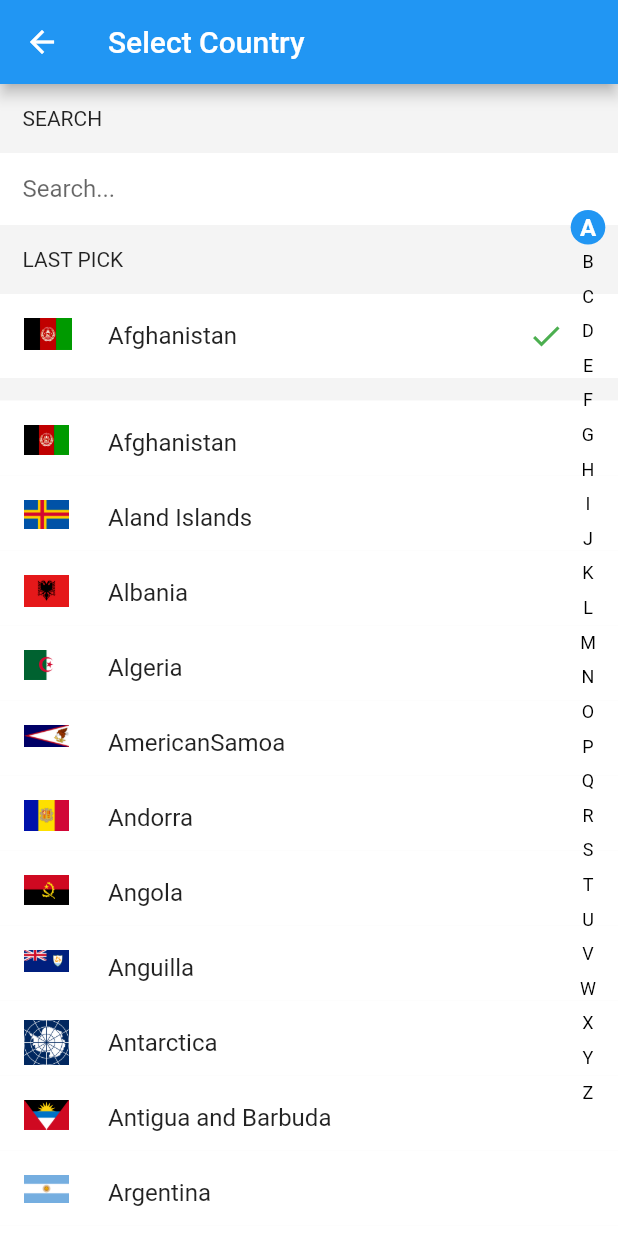
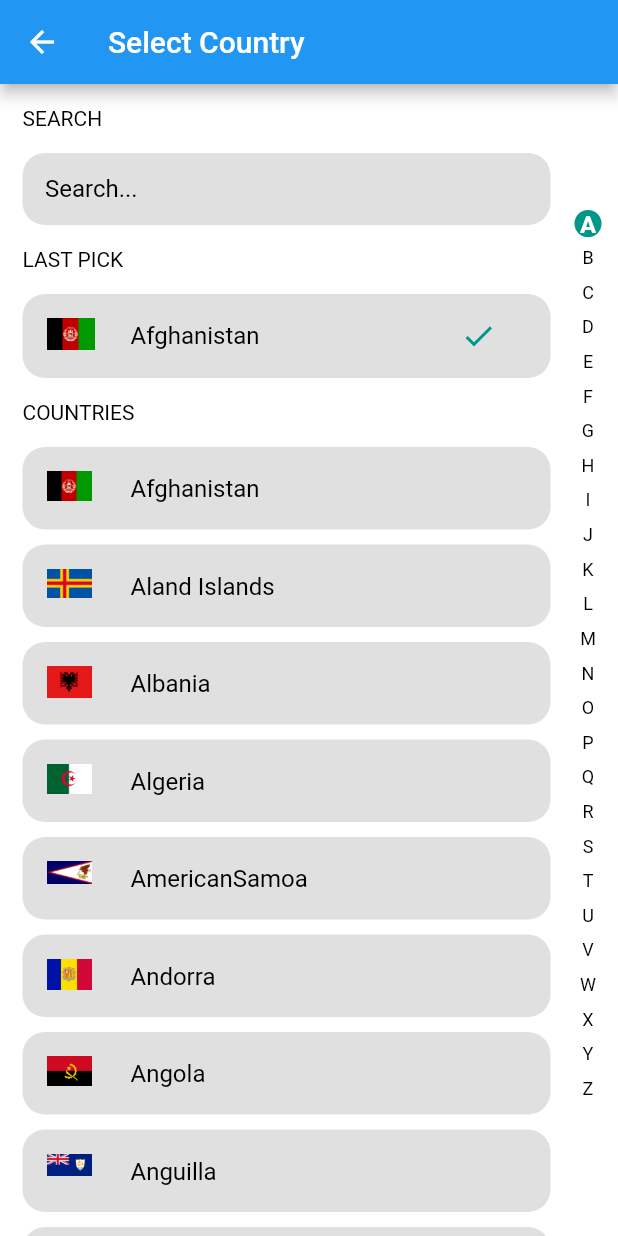
Before and after one commit to hifiaz/country-list-pick, a Flutter app: the CountryListPick widget shown alone on an empty page, opened directly, after a tap on "+93", on a phone screen of 412 x 824 dp. Run offline on Flutter 3.47's test engine with Material 2 defaults, Android fonts, the phone set to English and light mode, and no system bars.

Commit message:
Small UI update
Basic UI update
Added Dark Mode
Fixed Nepal search issue

```diff
--- a/example/lib/main.dart
+++ b/example/lib/main.dart
@@ -27,7 +27,7 @@ class _MyAppState extends State<MyApp> {
         body: Center(
           child: CountryListPick(
             appBar: AppBar(
-              backgroundColor: Colors.amber,
+              backgroundColor: Color(0xff009788),
               title: Text('Pick your country'),
             ),
             // if you need custome picker use this
@@ -51,6 +51,7 @@ class _MyAppState extends State<MyApp> {
               showEnglishName: false,
             ),
             initialSelection: '+62',
+            useDarkMode: true,
             // or
             // initialSelection: 'US'
             onChanged: (CountryCode code) {
--- a/lib/country_list_pick.dart
+++ b/lib/country_list_pick.dart
@@ -20,7 +20,8 @@ class CountryListPick extends StatefulWidget {
       this.countryBuilder,
       this.theme,
       this.useUiOverlay = true,
-      this.useSafeArea = false});
+      this.useSafeArea = false,
+      this.useDarkMode = false});
   final String? initialSelection;
   final ValueChanged<CountryCode?>? onChanged;
   final PreferredSizeWidget? appBar;
@@ -31,6 +32,7 @@ class CountryListPick extends StatefulWidget {
       countryBuilder;
   final bool useUiOverlay;
   final bool useSafeArea;
+  final bool useDarkMode;
 
   @override
   _CountryListPickState createState() {
@@ -86,6 +88,7 @@ class _CountryListPickState extends State<CountryListPick> {
             countryBuilder: widget.countryBuilder,
             useUiOverlay: widget.useUiOverlay,
             useSafeArea: widget.useSafeArea,
+            useDarkMode: widget.useDarkMode,
           ),
         ));
 
--- a/lib/selection_list.dart
+++ b/lib/selection_list.dart
@@ -7,14 +7,17 @@ import 'package:flutter/services.dart';
 import 'country_list_pick.dart';
 
 class SelectionList extends StatefulWidget {
-  SelectionList(this.elements, this.initialSelection,
-      {Key? key,
+  SelectionList(
+    this.elements,
+    this.initialSelection, {
+    Key? key,
     this.appBar,
     this.theme,
     this.countryBuilder,
     this.useUiOverlay = true,
-      this.useSafeArea = false})
-      : super(key: key);
+    this.useSafeArea = false,
+    this.useDarkMode = false,
+  }) : super(key: key);
 
   final PreferredSizeWidget? appBar;
   final List elements;
@@ -23,6 +26,7 @@ class SelectionList extends StatefulWidget {
   final Widget Function(BuildContext context, CountryCode)? countryBuilder;
   final bool useUiOverlay;
   final bool useSafeArea;
+  final bool useDarkMode;
 
   @override
   _SelectionListState createState() => _SelectionListState();
@@ -44,7 +48,6 @@ class _SelectionListState extends State<SelectionList> {
   double _offsetContainer = 0.0;
 
   bool isShow = true;
-
   @override
   void initState() {
     countries = widget.elements;
@@ -77,7 +80,7 @@ class _SelectionListState extends State<SelectionList> {
     Widget scaffold = Scaffold(
       appBar: widget.appBar,
       body: Container(
-        color: Color(0xfff4f4f4),
+        color: widget.useDarkMode ? Color(0xff1e1d2b) : Colors.white,
         child: LayoutBuilder(builder: (context, contrainsts) {
           diff = height - contrainsts.biggest.height;
           _heightscroller = (contrainsts.biggest.height) / _alphabet.length;
@@ -94,11 +97,28 @@ class _SelectionListState extends State<SelectionList> {
                       children: [
                         Padding(
                           padding: const EdgeInsets.all(15.0),
-                          child: Text(widget.theme?.searchText ?? 'SEARCH'),
+                          child: Text(
+                            widget.theme?.searchText ?? 'SEARCH',
+                            style: TextStyle(
+                                color: widget.useDarkMode
+                                    ? Colors.white70
+                                    : Colors.black),
                           ),
-                        Container(
-                          color: Colors.white,
+                        ),
+                        Padding(
+                          padding:
+                              const EdgeInsets.only(left: 15.0, right: 45.0),
+                          child: Container(
+                            decoration: BoxDecoration(
+                              color: widget.useDarkMode
+                                  ? Color(0xff2f3042)
+                                  : Colors.grey.shade300,
+                              borderRadius: BorderRadius.circular(15.0),
+                            ),
                             child: TextField(
+                              style: TextStyle(
+                                color: widget.useDarkMode ? Colors.white70 : Colors.black,
+                              ),
                               controller: _controller,
                               decoration: InputDecoration(
                                 border: InputBorder.none,
@@ -110,17 +130,33 @@ class _SelectionListState extends State<SelectionList> {
                                     left: 15, bottom: 0, top: 0, right: 15),
                                 hintText:
                                     widget.theme?.searchHintText ?? "Search...",
+                                hintStyle: widget.useDarkMode
+                                    ? TextStyle(color: Colors.white70)
+                                    : TextStyle(color: Colors.black),
                               ),
                               onChanged: _filterElements,
                             ),
                           ),
+                        ),
                         Padding(
                           padding: const EdgeInsets.all(15.0),
-                          child:
-                              Text(widget.theme?.lastPickText ?? 'LAST PICK'),
+                          child: Text(
+                            widget.theme?.lastPickText ?? 'LAST PICK',
+                            style: TextStyle(
+                                color: widget.useDarkMode
+                                    ? Colors.white70
+                                    : Colors.black),
                           ),
-                        Container(
-                          color: Colors.white,
+                        ),
+                        Padding(
+                          padding: EdgeInsets.only(left: 15.0, right: 45.0),
+                          child: Container(
+                            decoration: BoxDecoration(
+                              color: widget.useDarkMode
+                                  ? Color(0xff2f3042)
+                                  : Colors.grey.shade300,
+                              borderRadius: BorderRadius.circular(15.0),
+                            ),
                             child: Material(
                               color: Colors.transparent,
                               child: ListTile(
@@ -129,15 +165,32 @@ class _SelectionListState extends State<SelectionList> {
                                   package: 'country_list_pick',
                                   width: 32.0,
                                 ),
-                              title: Text(widget.initialSelection!.name!),
+                                title: Text(
+                                  widget.initialSelection!.name!,
+                                  style: TextStyle(
+                                      color: widget.useDarkMode
+                                          ? Colors.white70
+                                          : Colors.black),
+                                ),
                                 trailing: Padding(
                                   padding: const EdgeInsets.only(right: 20.0),
-                                child: Icon(Icons.check, color: Colors.green),
+                                  child: Icon(Icons.check,
+                                      color: Color(0xff009788)),
                                 ),
                               ),
                             ),
                           ),
-                        SizedBox(height: 15),
+                        ),
+                        Padding(
+                          padding: const EdgeInsets.all(15.0),
+                          child: Text(
+                            widget.theme?.lastPickText ?? 'COUNTRIES',
+                            style: TextStyle(
+                                color: widget.useDarkMode
+                                    ? Colors.white70
+                                    : Colors.black),
+                          ),
+                        ),
                       ],
                     ),
                   ),
@@ -179,21 +232,35 @@ class _SelectionListState extends State<SelectionList> {
   }
 
   Widget getListCountry(CountryCode e) {
-    return Container(
-      height: 50,
-      color: Colors.white,
-      child: Material(
-        color: Colors.transparent,
+    return Padding(
+      padding: EdgeInsets.only(left: 15.0, right: 45.0),
+      child: Container(
+        padding: EdgeInsets.only(bottom: 10.0),
+        height: 65,
+        decoration: BoxDecoration(
+          color: widget.useDarkMode ? Color(0xff1e1d2b) : Colors.white,
+        ),
+        child: Container(
+          decoration: BoxDecoration(
+            color:
+                widget.useDarkMode ? Color(0xff2f3042) : Colors.grey.shade300,
+            borderRadius: BorderRadius.circular(15.0),
+          ),
           child: ListTile(
             leading: Image.asset(
               e.flagUri!,
               package: 'country_list_pick',
               width: 30.0,
             ),
-          title: Text(e.name!),
+            title: Text(
+              e.name!,
+              style: TextStyle(
+                  color: widget.useDarkMode ? Colors.white70 : Colors.black),
+            ),
             onTap: () {
               _sendDataBack(context, e);
             },
+          ),
         ),
       ),
     );
@@ -219,13 +286,16 @@ class _SelectionListState extends State<SelectionList> {
             }
           });
         },
+        child: Padding(
+          padding: EdgeInsets.only(bottom: 5.0),
           child: Container(
             width: 40,
-          height: 20,
+            height: 40,
             alignment: Alignment.center,
             decoration: BoxDecoration(
               color: index == posSelected
-                ? widget.theme?.alphabetSelectedBackgroundColor ?? Colors.blue
+                  ? widget.theme?.alphabetSelectedBackgroundColor ??
+                      Color(0xff009788)
                   : Colors.transparent,
               shape: BoxShape.circle,
             ),
@@ -236,12 +306,14 @@ class _SelectionListState extends State<SelectionList> {
                   ? TextStyle(
                       fontSize: 16,
                       fontWeight: FontWeight.bold,
-                    color:
-                        widget.theme?.alphabetSelectedTextColor ?? Colors.white)
+                      color: widget.theme?.alphabetSelectedTextColor ??
+                          Colors.white)
                   : TextStyle(
                       fontSize: 12,
                       fontWeight: FontWeight.w400,
-                    color: widget.theme?.alphabetTextColor ?? Colors.black),
+                      color:
+                          widget.useDarkMode ? Colors.white54 : Colors.black),
+            ),
           ),
         ),
       ),
--- a/lib/support/code_countrys.dart
+++ b/lib/support/code_countrys.dart
@@ -770,7 +770,7 @@ List<Map<String, String>> codes = [
     "dial_code": "+674",
   },
   {
-    "name": "नपल",
+    "name": "Nepal",
     "code": "NP",
     "dial_code": "+977",
   },
```
Also changed, not shown: 8 other files. Lines whose indentation alone changed are shown as unchanged.
